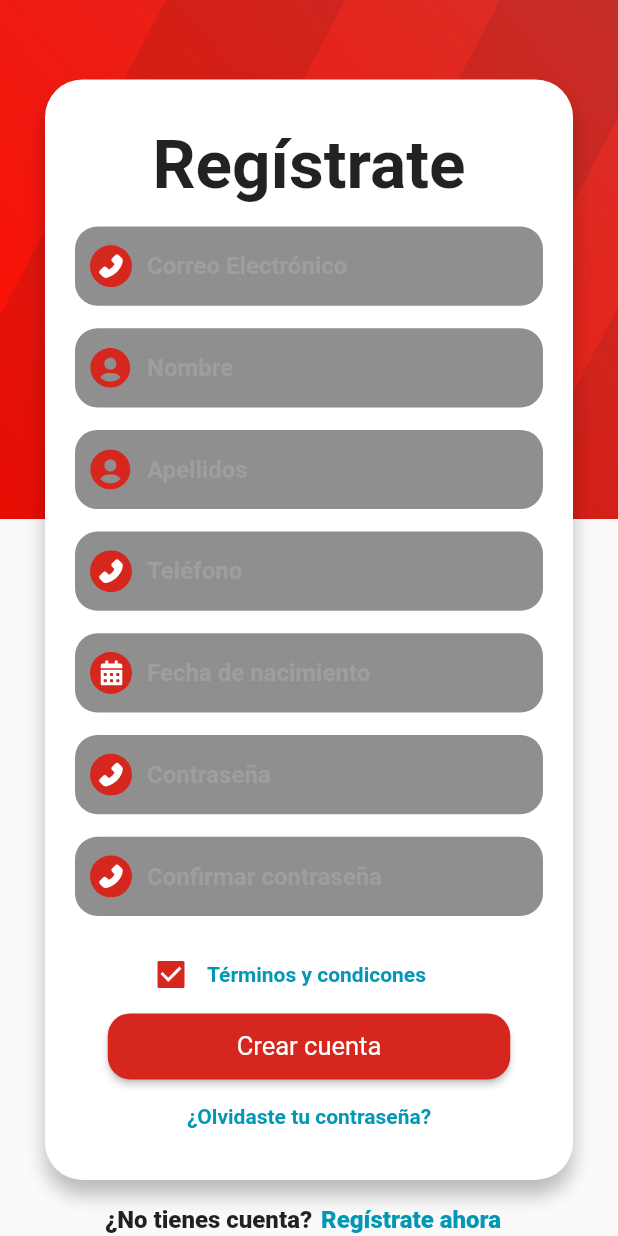
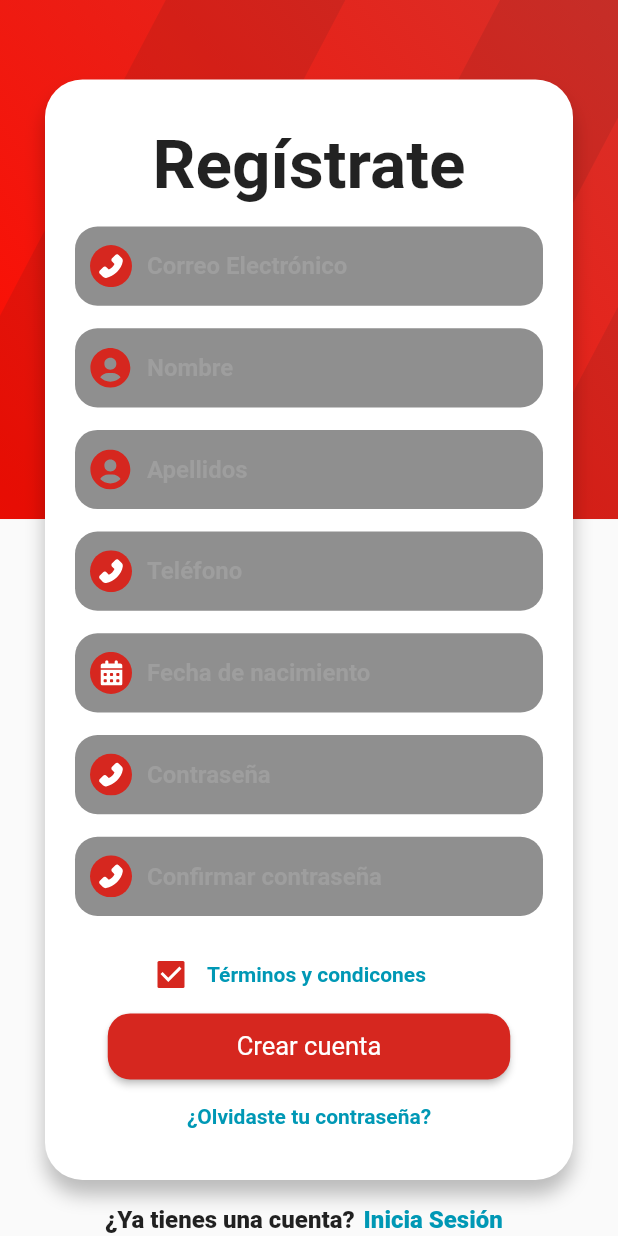
Before and after one commit to lcmurillor/tecni_repuestos_tilaran, a Flutter app: the RegisterScreen screen opened directly, scrolled down 37 dp, on a phone screen of 412 x 824 dp. Run offline on Flutter 3.47's test engine with Material 2 defaults, Android fonts, the phone set to English and light mode, and no system bars; our stand-ins replace cloud_firestore, firebase_auth, firebase_core, flutter_svg, google_fonts; accounts and stored records are empty.

Commit message:
agregando flexible en brackground

```diff
--- a/lib/providers/providers.dart
+++ b/lib/providers/providers.dart
@@ -1,2 +1,3 @@
 export 'package:provider/provider.dart';
 export 'package:tecni_repuestos/providers/firebase_provider.dart';
+export 'package:tecni_repuestos/providers/login_form_provider.dart';
--- a/lib/screens/login_screen.dart
+++ b/lib/screens/login_screen.dart
@@ -1,5 +1,6 @@
 import 'package:flutter/material.dart';
 import 'package:google_fonts/google_fonts.dart';
+import 'package:tecni_repuestos/providers/providers.dart';
 import 'package:tecni_repuestos/screens/ui/input_decorations.dart';
 import 'package:tecni_repuestos/widgets/widgets.dart';
 
@@ -25,7 +26,7 @@ class LoginScreen extends StatelessWidget {
                     ),
                     Text('Iniciar Sesion',
                         style: GoogleFonts.roboto(
-                            fontSize: size.width * 0.10,
+                            fontSize: size.width * 0.11,
                             fontWeight: FontWeight.w600)),
                     const SizedBox(
                       height: 30,
--- a/lib/screens/register_screen.dart
+++ b/lib/screens/register_screen.dart
@@ -40,7 +40,7 @@ class RegisterScreen extends StatelessWidget {
                   Container(
                     padding: const EdgeInsets.only(left: 70),
                     child: Text(
-                      '¿No tienes cuenta?',
+                      '¿Ya tienes una cuenta?',
                       style: GoogleFonts.roboto(
                           fontWeight: FontWeight.w800, fontSize: 16),
                     ),
@@ -48,7 +48,7 @@ class RegisterScreen extends StatelessWidget {
                   Container(
                     padding: const EdgeInsets.all(2),
                     child: Text(
-                      ' Regístrate ahora',
+                      ' Inicia Sesión',
                       style: GoogleFonts.roboto(
                           fontWeight: FontWeight.w800,
                           fontSize: 16,
--- a/lib/widgets/background.dart
+++ b/lib/widgets/background.dart
@@ -41,10 +41,12 @@ class Background extends StatelessWidget {
       ///Corresponde al fondo gris claro que abarca toda la mitad inferir del fondo.
       Column(children: [
         Container(height: size.height * 0.42),
-        Container(
-            color: const Color.fromRGBO(250, 250, 250, 1),
-            width: double.infinity,
-            height: size.height * 0.51)
+        Flexible(
+          child: Container(
+              color: const Color.fromRGBO(250, 250, 250, 1),
+              width: double.infinity,
+              height: size.height * 0.51),
+        )
       ]),
       child,
     ]);
--- a/lib/widgets/drawer.dart
+++ b/lib/widgets/drawer.dart
@@ -56,7 +56,7 @@ class CustomDrawer extends StatelessWidget {
       leading: Icon(icon, color: Colors.black, size: 35),
       onTap: () {
         Route route = CupertinoPageRoute(builder: (context) => page);
-        Navigator.pushReplacement(context, route);
+        Navigator.push(context, route);
       },
     );
   }
```
Also changed, not shown: lib/main.dart (+3 -4 lines), lib/providers/login_form_provider.dart (added, +24 -0 lines).
